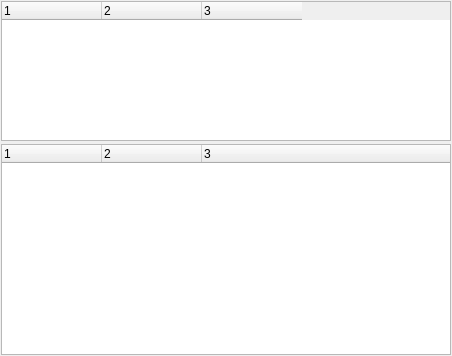
Above: src/GuiShareLocal.ui from hwgao/beebeep before the change. Below: the same form after it.
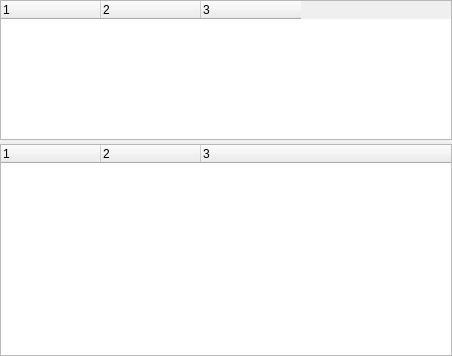
That is the form after the change.

Diff of the .ui file:
```diff
--- a/src/GuiShareLocal.ui
+++ b/src/GuiShareLocal.ui
@@ -15,22 +15,22 @@
   </property>
   <layout class="QGridLayout" name="gridLayout">
    <property name="leftMargin">
-    <number>1</number>
+    <number>0</number>
    </property>
    <property name="topMargin">
-    <number>1</number>
+    <number>0</number>
    </property>
    <property name="rightMargin">
-    <number>1</number>
+    <number>0</number>
    </property>
    <property name="bottomMargin">
-    <number>1</number>
+    <number>0</number>
    </property>
    <property name="horizontalSpacing">
-    <number>1</number>
+    <number>0</number>
    </property>
    <property name="verticalSpacing">
-    <number>3</number>
+    <number>4</number>
    </property>
    <item row="0" column="0">
     <widget class="QTreeWidget" name="mp_twMyShares">
```
